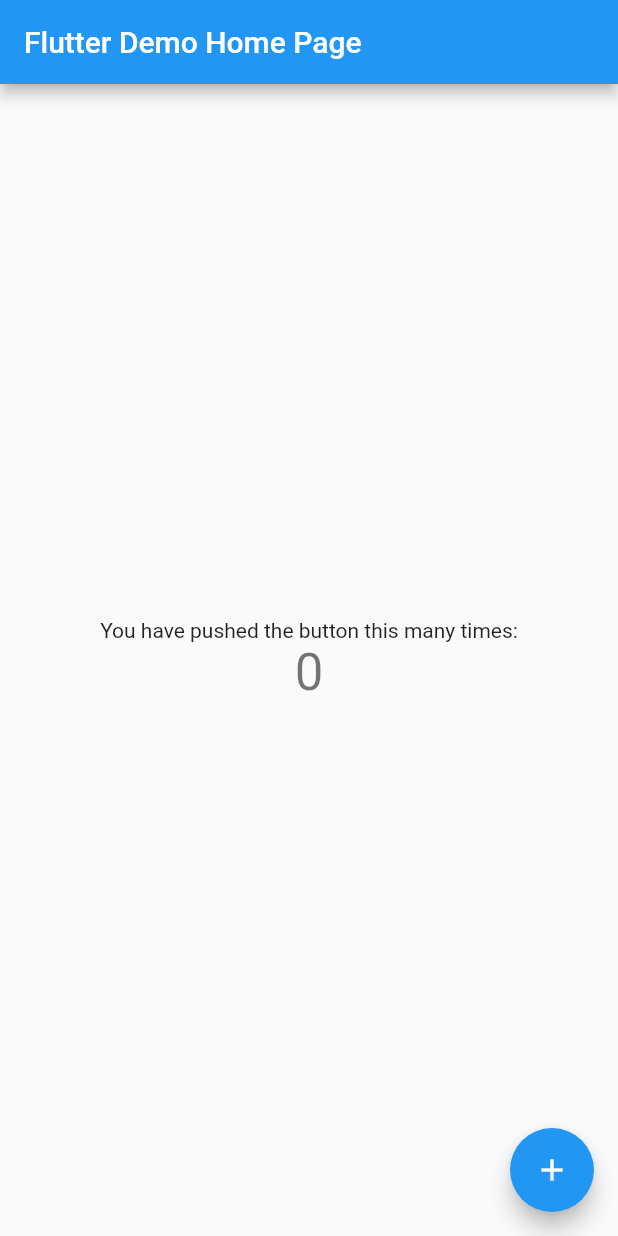
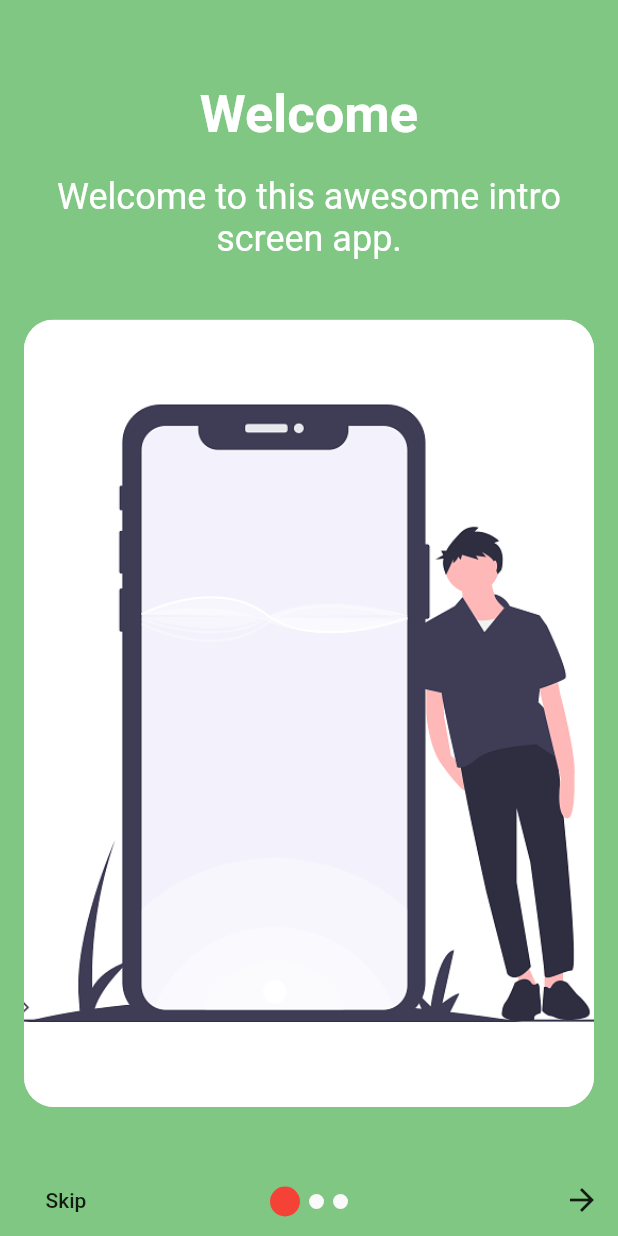
Before and after one commit to lohanidamodar/flutter_intro_screen, a Flutter app: the screen it shows after launch, on a phone screen of 412 x 824 dp. Run offline on Flutter 3.47's test engine with Material 2 defaults, Android fonts, the phone set to English and light mode, and no system bars; our stand-ins replace flutter_swiper.

Commit message:
intro screen final

```diff
--- a/lib/main.dart
+++ b/lib/main.dart
@@ -1,4 +1,5 @@
 import 'package:flutter/material.dart';
+import 'package:flutter_swiper/flutter_swiper.dart';
 
 void main() => runApp(MyApp());
 
@@ -20,92 +21,141 @@ class MyApp extends StatelessWidget {
         // is not restarted.
         primarySwatch: Colors.blue,
       ),
-      home: MyHomePage(title: 'Flutter Demo Home Page'),
+      home: IntroScreen(),
     );
   }
 }
 
-class MyHomePage extends StatefulWidget {
-  MyHomePage({Key key, this.title}) : super(key: key);
-
-  // This widget is the home page of your application. It is stateful, meaning
-  // that it has a State object (defined below) that contains fields that affect
-  // how it looks.
-
-  // This class is the configuration for the state. It holds the values (in this
-  // case the title) provided by the parent (in this case the App widget) and
-  // used by the build method of the State. Fields in a Widget subclass are
-  // always marked "final".
-
-  final String title;
-
+class IntroScreen extends StatefulWidget {
   @override
-  _MyHomePageState createState() => _MyHomePageState();
+  _IntroScreenState createState() => _IntroScreenState();
 }
 
-class _MyHomePageState extends State<MyHomePage> {
-  int _counter = 0;
+class _IntroScreenState extends State<IntroScreen> {
+  SwiperController _controller = SwiperController();
+  int _currentIndex = 0;
+  final List<String> titles = [
+    "Welcome",
+    "Awesome App",
+    "Flutter App",
+  ];
+  final List<String> subtitles = [
+    "Welcome to this awesome intro screen app.",
+    "This is an awesome app, of intro screen design",
+    "Flutter is awesome for app development"
+  ];
+  final List<Color> colors = [
+    Colors.green.shade300,
+    Colors.blue.shade300,
+    Colors.indigo.shade300,
+  ];
+  @override
+  Widget build(BuildContext context) {
+    return Scaffold(
+      body: Stack(
+        children: <Widget>[
+          Swiper(
+            loop: false,
+            index: _currentIndex,
+            onIndexChanged: (index) {
+              setState(() {
+                _currentIndex = index;
+              });
+            },
+            controller: _controller,
+            pagination: SwiperPagination(
+              builder: DotSwiperPaginationBuilder(
+                activeColor: Colors.red,
+                activeSize: 20.0,
+              ),
+            ),
+            itemCount: 3,
+            itemBuilder: (context, index) {
+              return IntroItem(
+                title: titles[index],
+                subtitle: subtitles[index],
+                bg: colors[index],
+                imageUrl: "assets/${index + 1}.png",
+              );
+            },
+          ),
+          Align(
+            alignment: Alignment.bottomLeft,
+            child: FlatButton(
+              child: Text("Skip"),
+              onPressed: () {},
+            ),
+          ),
+          Align(
+            alignment: Alignment.bottomRight,
+            child: IconButton(
+              icon:
+                  Icon(_currentIndex == 2 ? Icons.check : Icons.arrow_forward),
+              onPressed: () {
+                if (_currentIndex != 2) _controller.next();
+              },
+            ),
+          )
+        ],
+      ),
+    );
+  }
+}
 
-  void _incrementCounter() {
-    setState(() {
-      // This call to setState tells the Flutter framework that something has
-      // changed in this State, which causes it to rerun the build method below
-      // so that the display can reflect the updated values. If we changed
-      // _counter without calling setState(), then the build method would not be
-      // called again, and so nothing would appear to happen.
-      _counter++;
-    });
-  }
+class IntroItem extends StatelessWidget {
+  final String title;
+  final String subtitle;
+  final Color bg;
+  final String imageUrl;
+
+  const IntroItem(
+      {Key key, @required this.title, this.subtitle, this.bg, this.imageUrl})
+      : super(key: key);
 
   @override
   Widget build(BuildContext context) {
-    // This method is rerun every time setState is called, for instance as done
-    // by the _incrementCounter method above.
-    //
-    // The Flutter framework has been optimized to make rerunning build methods
-    // fast, so that you can just rebuild anything that needs updating rather
-    // than having to individually change instances of widgets.
-    return Scaffold(
-      appBar: AppBar(
-        // Here we take the value from the MyHomePage object that was created by
-        // the App.build method, and use it to set our appbar title.
-        title: Text(widget.title),
-      ),
-      body: Center(
-        // Center is a layout widget. It takes a single child and positions it
-        // in the middle of the parent.
-        child: Column(
-          // Column is also a layout widget. It takes a list of children and
-          // arranges them vertically. By default, it sizes itself to fit its
-          // children horizontally, and tries to be as tall as its parent.
-          //
-          // Invoke "debug painting" (press "p" in the console, choose the
-          // "Toggle Debug Paint" action from the Flutter Inspector in Android
-          // Studio, or the "Toggle Debug Paint" command in Visual Studio Code)
-          // to see the wireframe for each widget.
-          //
-          // Column has various properties to control how it sizes itself and
-          // how it positions its children. Here we use mainAxisAlignment to
-          // center the children vertically; the main axis here is the vertical
-          // axis because Columns are vertical (the cross axis would be
-          // horizontal).
-          mainAxisAlignment: MainAxisAlignment.center,
-          children: <Widget>[
-            Text(
-              'You have pushed the button this many times:',
-            ),
-            Text(
-              '$_counter',
-              style: Theme.of(context).textTheme.display1,
-            ),
-          ],
+    return Container(
+      color: bg ?? Theme.of(context).primaryColor,
+      child: SafeArea(
+        child: Padding(
+          padding: const EdgeInsets.all(16.0),
+          child: Column(
+            children: <Widget>[
+              const SizedBox(height: 40),
+              Text(
+                title,
+                style: TextStyle(
+                    fontWeight: FontWeight.bold,
+                    fontSize: 35.0,
+                    color: Colors.white),
+              ),
+              if (subtitle != null) ...[
+                const SizedBox(height: 20.0),
+                Text(
+                  subtitle,
+                  style: TextStyle(color: Colors.white, fontSize: 24.0),
+                  textAlign: TextAlign.center,
+                ),
+              ],
+              const SizedBox(height: 40.0),
+              Expanded(
+                child: Container(
+                  margin: const EdgeInsets.only(bottom: 70),
+                  width: double.infinity,
+                  child: ClipRRect(
+                      borderRadius: BorderRadius.circular(20.0),
+                      child: Material(
+                        elevation: 4.0,
+                          child: Image.asset(
+                        imageUrl,
+                        fit: BoxFit.cover,
+                      ),),),
+                ),
+              )
+            ],
+          ),
         ),
       ),
-      floatingActionButton: FloatingActionButton(
-        onPressed: _incrementCounter,
-        tooltip: 'Increment',
-        child: Icon(Icons.add),
-      ), // This trailing comma makes auto-formatting nicer for build methods.
     );
   }
 }
--- a/pubspec.yaml
+++ b/pubspec.yaml
@@ -14,9 +14,10 @@ description: A new Flutter project.
 version: 1.0.0+1
 
 environment:
-  sdk: ">=2.1.0 <3.0.0"
+  sdk: ">=2.2.2 <3.0.0"
 
 dependencies:
+  flutter_swiper: ^1.1.6
   flutter:
     sdk: flutter
 
@@ -40,6 +41,8 @@ flutter:
   # the material Icons class.
   uses-material-design: true
 
+  assets:
+    - assets/
   # To add assets to your application, add an assets section, like this:
   # assets:
   #  - images/a_dot_burr.jpeg
```
Also changed, not shown: assets/1.png (added), assets/2.png (added), assets/3.png (added), pubspec.lock.
